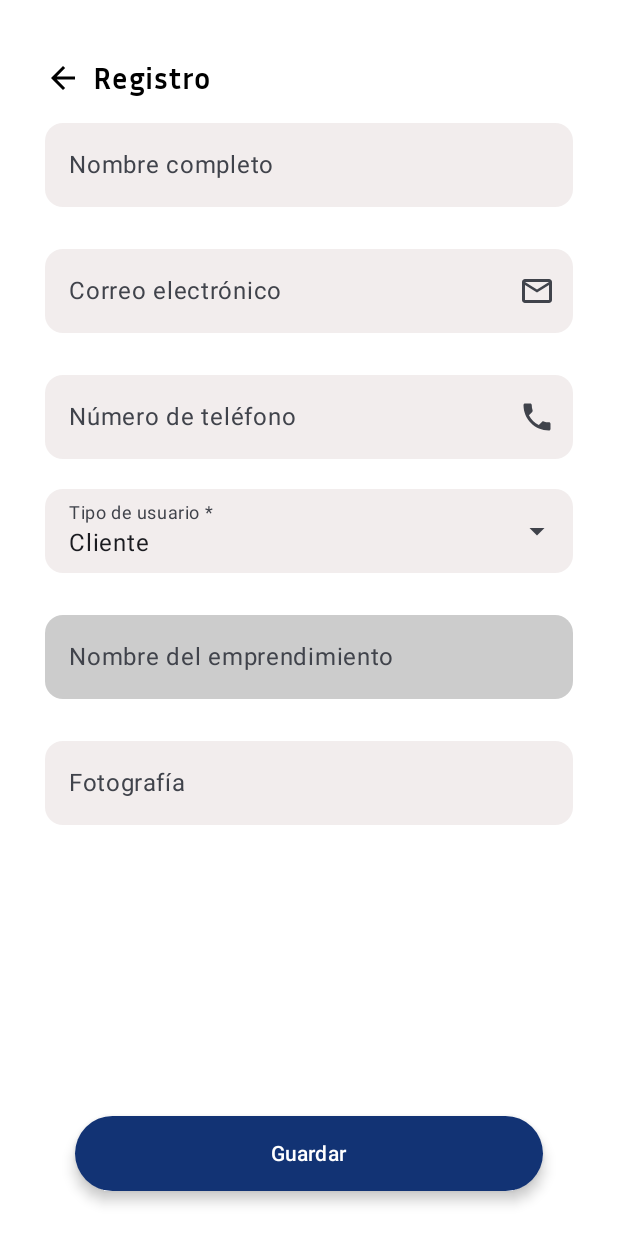
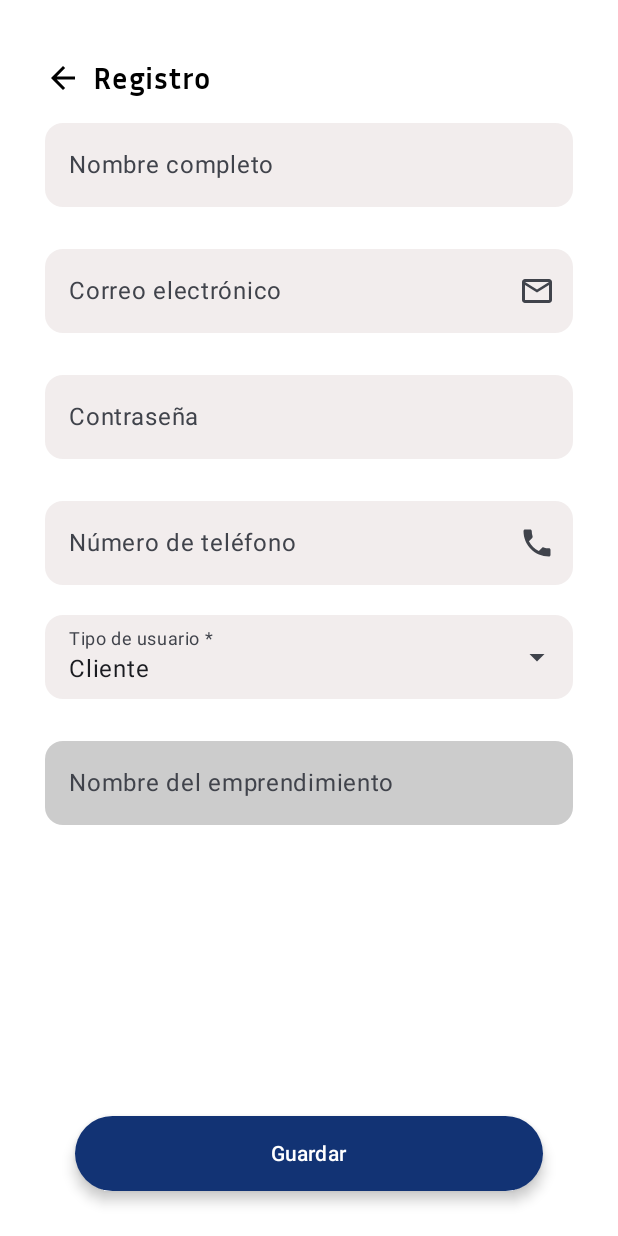
Before and after one commit to PDM-24/proyecto-UCAmarket, an Android app built with Jetpack Compose: the SignupScreen screen opened through its navigation route, after a tap on "Guardar", on a phone screen of 412 x 824 dp. Run offline under Robolectric (Android 15) with nearby library versions, the phone set to English and light mode, and no system bars; libraries missing offline, so code that uses them is left out: androidx.benchmark.perfetto; 1 statement that could not run was skipped.

Commit message:
Añadir funcionalidad de registro

```diff
--- a/app/src/main/java/com/delgadojuarez/ucamarket/ui/screens/SignupScreen.kt
+++ b/app/src/main/java/com/delgadojuarez/ucamarket/ui/screens/SignupScreen.kt
@@ -30,6 +30,7 @@ import androidx.compose.material3.Text
 import androidx.compose.material3.TextField
 import androidx.compose.material3.TextFieldDefaults
 import androidx.compose.runtime.Composable
+import androidx.compose.runtime.LaunchedEffect
 import androidx.compose.runtime.derivedStateOf
 import androidx.compose.runtime.getValue
 import androidx.compose.runtime.mutableStateOf
@@ -40,15 +41,19 @@ import androidx.compose.ui.Modifier
 import androidx.compose.ui.graphics.Color
 import androidx.compose.ui.text.font.FontFamily
 import androidx.compose.ui.text.font.FontWeight
+import androidx.compose.ui.text.input.PasswordVisualTransformation
 import androidx.compose.ui.tooling.preview.Preview
 import androidx.compose.ui.unit.dp
 import androidx.compose.ui.unit.sp
+import androidx.lifecycle.compose.collectAsStateWithLifecycle
 import androidx.navigation.NavController
 import androidx.navigation.compose.rememberNavController
 import com.delgadojuarez.ucamarket.MainViewModel
+import com.delgadojuarez.ucamarket.UiState
 import com.delgadojuarez.ucamarket.ui.component.AppButton
 import com.delgadojuarez.ucamarket.ui.component.CustomOutlinedTextField
 import com.delgadojuarez.ucamarket.ui.component.TopBar
+import com.delgadojuarez.ucamarket.ui.navigation.ScreenRoute
 import com.delgadojuarez.ucamarket.ui.theme.InriaSans
 import com.delgadojuarez.ucamarket.ui.theme.azul
 import com.delgadojuarez.ucamarket.ui.theme.grisTextFields
@@ -77,6 +82,7 @@ fun SignupScreen(
     var foto by remember {
         mutableStateOf("")
     }
+    var password by remember { mutableStateOf("") }
 
     // Variables para Dropdown Menu
     var expanded by remember { mutableStateOf(false) }
@@ -87,6 +93,8 @@ fun SignupScreen(
     var selectedIndex by remember { mutableStateOf(usuarios[0]) }
 
     val isReadOnly by derivedStateOf { selectedIndex != "Emprendedor" }
+
+    val uiState by viewModel.uiState.collectAsStateWithLifecycle()
 
     Scaffold (
         topBar = {
@@ -100,7 +108,12 @@ fun SignupScreen(
                 text = "Guardar",
                 onClick = {
                     // Accion al dar click
-                    Log.i("Credential","Email : $email Nombre : $nombre")
+                    viewModel.registerUser(
+                        _nombre = nombre,
+                        _correo = email,
+                        _password = password,
+                        _isEmprendedor = selectedIndex == "Emprendedor"
+                    )
                 }
             )
         }
@@ -131,6 +144,25 @@ fun SignupScreen(
                     onValueChange = { email = it },
                     label = { Text(text = "Correo electrónico") },
                     trailingIcon = { Icon(imageVector = Icons.Filled.MailOutline, contentDescription = "Email")},
+                    colors = TextFieldDefaults.outlinedTextFieldColors(
+                        containerColor = grisTextFields,
+                        cursorColor = Color.Black,
+                        focusedBorderColor = Color.Transparent,
+                        unfocusedBorderColor = Color.Transparent
+                    ),
+                    shape = RoundedCornerShape(12.dp),
+                    modifier = Modifier
+                        .fillMaxWidth()
+                        .padding(horizontal = 30.dp)
+                )
+
+                Spacer(modifier = Modifier.height(20.dp))
+
+                OutlinedTextField(
+                    value = password,
+                    onValueChange = { password = it },
+                    label = { Text(text = "Contraseña") },
+                    visualTransformation = PasswordVisualTransformation(),
                     colors = TextFieldDefaults.outlinedTextFieldColors(
                         containerColor = grisTextFields,
                         cursorColor = Color.Black,
@@ -221,7 +253,7 @@ fun SignupScreen(
                         .padding(horizontal = 30.dp)
                 )
 
-                Spacer(modifier = Modifier.height(20.dp))
+                /*Spacer(modifier = Modifier.height(20.dp))
 
                 OutlinedTextField(
                     value = foto,
@@ -237,10 +269,36 @@ fun SignupScreen(
                     modifier = Modifier
                         .fillMaxWidth()
                         .padding(horizontal = 30.dp)
-                )
+                )*/
             }
         }
     }
+
+    // LaunchedEffect que reacciona a los cambios en el uiState
+    LaunchedEffect(uiState) {
+        when (uiState) {
+            is UiState.Loading -> {
+                // Muestra el indicador de carga si es necesario
+                Log.i("SignupScreen", "Loading")
+            }
+            is UiState.Success -> {
+                // Navega a la pantalla de inicio de sesión
+                Log.i("SignupScreen", (uiState as UiState.Success).msg)
+                navController.navigate(ScreenRoute.Signin.route) {
+                    // Elimina la pantalla de registro de la pila para que no se pueda volver atrás
+                    popUpTo(ScreenRoute.Signup.route) { inclusive = true }
+                }
+            }
+            is UiState.Error -> {
+                // Muestra el mensaje de error
+                Log.e("SignupScreen", (uiState as UiState.Error).msg)
+            }
+            else -> {
+                // Maneja otros estados si es necesario
+            }
+        }
+    }
+
 }
 
 @Preview(showBackground = true)
```
Also changed, not shown: app/src/main/java/com/delgadojuarez/ucamarket/ui/screens/LoginScreen.kt (+4 -4 lines).
